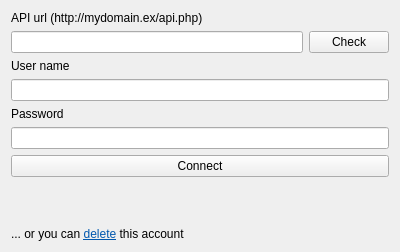
The window that backends/activecollab/optionswidget.ui (navrocky/OpenTimeTracker) describes before a commit, drawn with Qt 5.
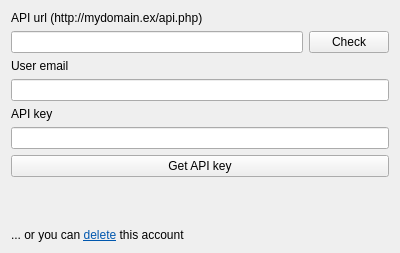
The same window after the commit.

```diff
--- a/backends/activecollab/optionswidget.ui
+++ b/backends/activecollab/optionswidget.ui
@@ -7,7 +7,7 @@
     <x>0</x>
     <y>0</y>
     <width>400</width>
-    <height>252</height>
+    <height>253</height>
    </rect>
   </property>
   <property name="windowTitle">
@@ -44,7 +44,7 @@
      <item>
       <widget class="QLabel" name="label_2">
        <property name="text">
-        <string>User name</string>
+        <string>User email</string>
        </property>
       </widget>
      </item>
@@ -58,7 +58,7 @@
      <item>
       <widget class="QLabel" name="label_3">
        <property name="text">
-        <string>Password</string>
+        <string>API key</string>
        </property>
       </widget>
      </item>
@@ -78,7 +78,7 @@
         </sizepolicy>
        </property>
        <property name="text">
-        <string>Connect</string>
+        <string>Get API key</string>
        </property>
       </widget>
      </item>
```
Left out of the diff: 6 changed lines with no effect on the pictures.
